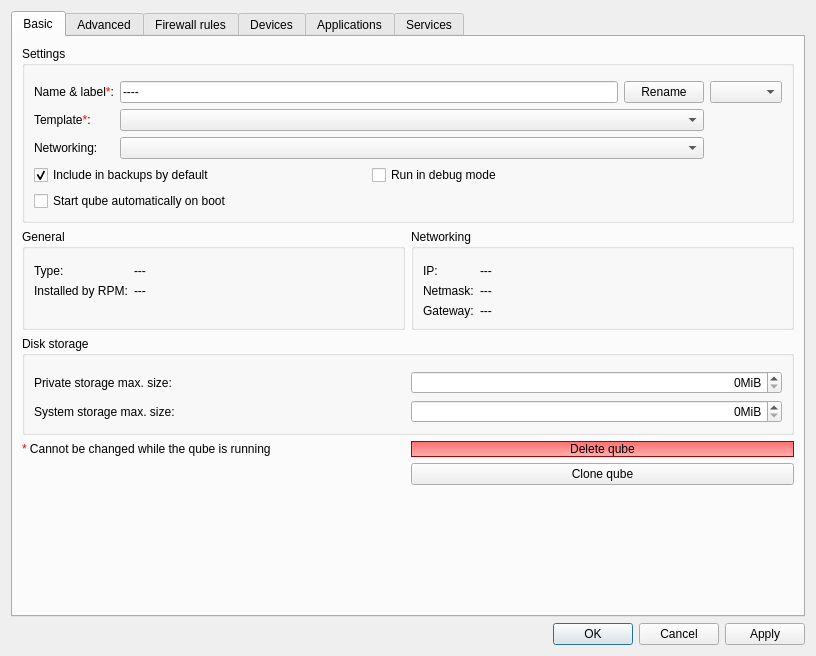
Qt form ui/settingsdlg.ui (QubesOS/qubes-manager) before a commit.
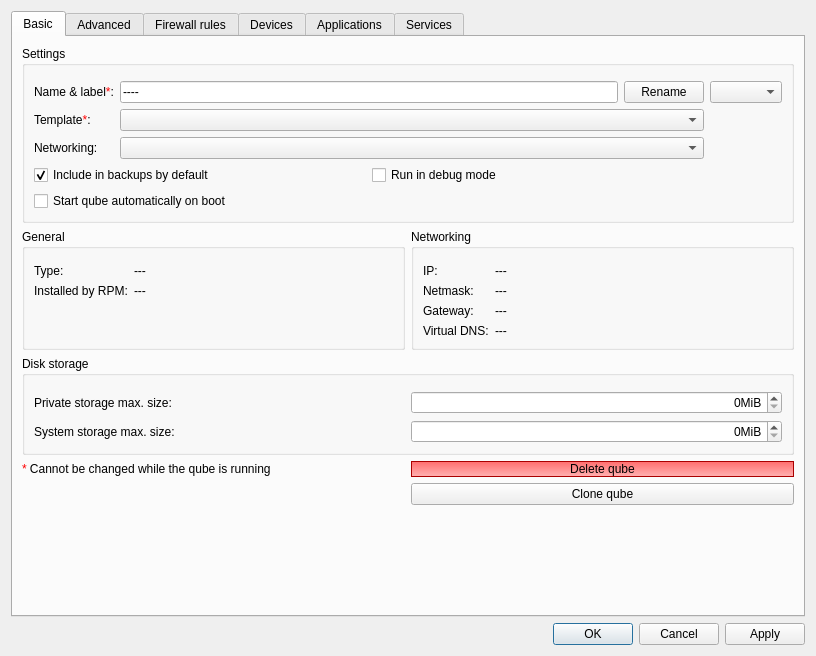
The same form after that commit. Icons and pictures are not drawn.

Commit message:
Added Virtual DNS display to VM settings
fixes QubesOS/qubes-issues#5050

The edit to the form file:
```diff
--- a/ui/settingsdlg.ui
+++ b/ui/settingsdlg.ui
@@ -261,6 +261,20 @@
               </property>
              </widget>
             </item>
+            <item row="3" column="0">
+             <widget class="QLabel" name="label_23">
+              <property name="text">
+               <string>Virtual DNS:</string>
+              </property>
+             </widget>
+            </item>
+            <item row="3" column="1">
+             <widget class="QLabel" name="dns_label">
+              <property name="text">
+               <string>---</string>
+              </property>
+             </widget>
+            </item>
            </layout>
           </widget>
          </item>
```
The commit also changes 1 other file.
